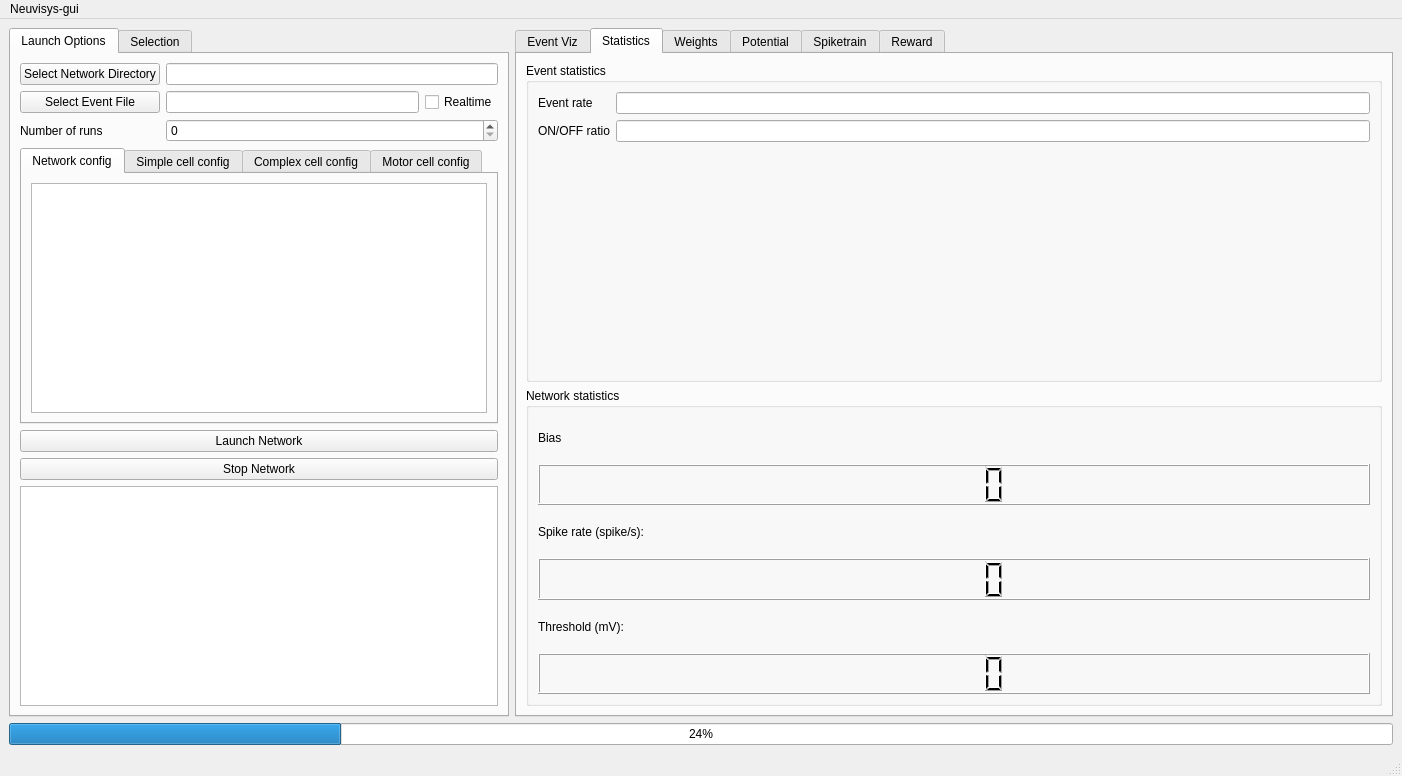
Before: the Qt Designer form src/gui/neuvisysgui.ui in comsee-research/Neuvisys, drawn with Qt 5.
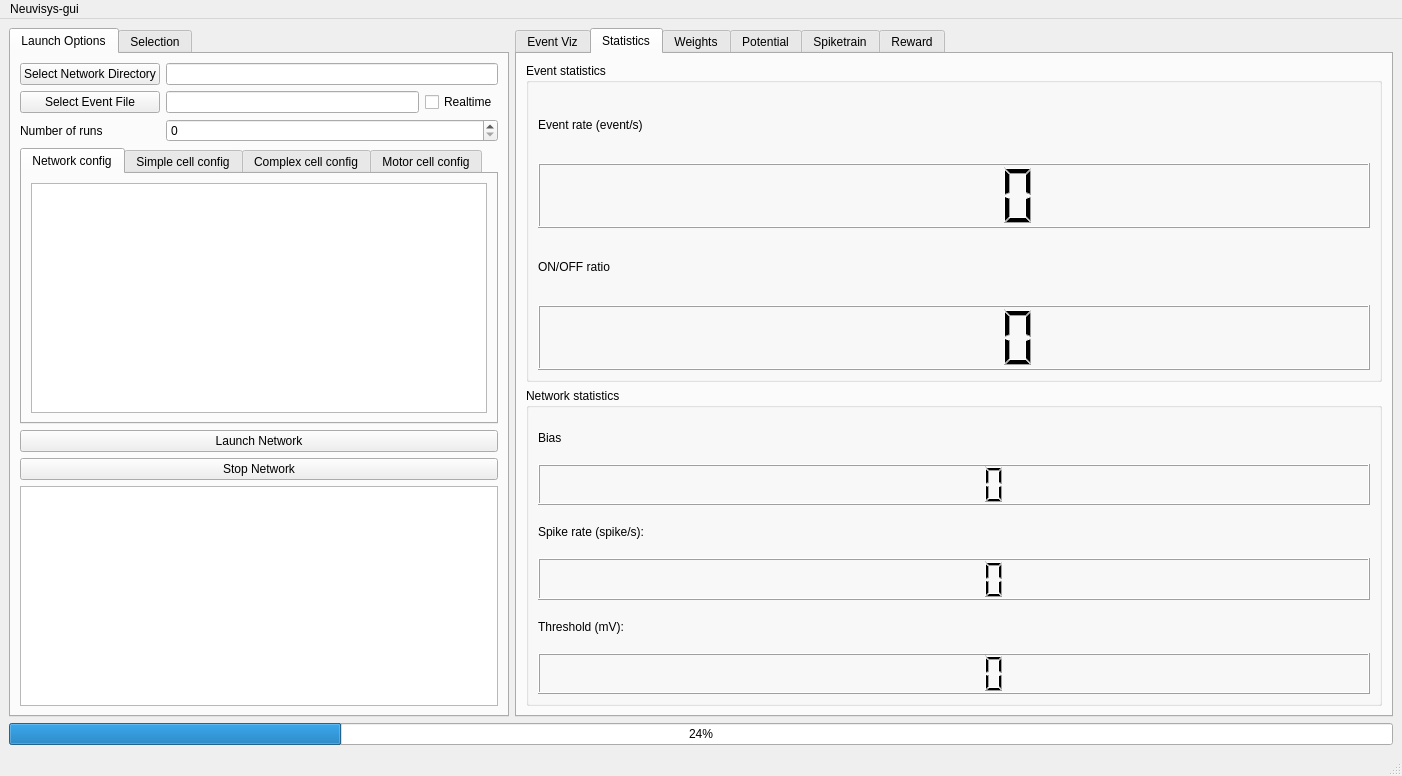
After: the same form once the commit is applied. Custom widgets are drawn as their Qt base class.

What changed in the file:
```diff
--- a/src/gui/neuvisysgui.ui
+++ b/src/gui/neuvisysgui.ui
@@ -90,35 +90,27 @@
           </property>
           <layout class="QGridLayout" name="gridLayout_4">
            <item row="0" column="0">
-            <layout class="QFormLayout" name="event_stats">
-             <item row="0" column="0">
-              <widget class="QLabel" name="label_event_rate">
-               <property name="text">
-                <string>Event rate</string>
-               </property>
-              </widget>
-             </item>
-             <item row="0" column="1">
-              <widget class="QLineEdit" name="text_event_rate">
-               <property name="readOnly">
-                <bool>true</bool>
-               </property>
-              </widget>
-             </item>
-             <item row="1" column="0">
+            <layout class="QGridLayout" name="gridLayout_22">
+             <item row="2" column="0">
               <widget class="QLabel" name="label_on_off_ratio">
                <property name="text">
                 <string>ON/OFF ratio</string>
                </property>
               </widget>
              </item>
-             <item row="1" column="1">
-              <widget class="QLineEdit" name="text_on_off_ratio">
-               <property name="readOnly">
-                <bool>true</bool>
+             <item row="0" column="0">
+              <widget class="QLabel" name="label_event_rate">
+               <property name="text">
+                <string>Event rate (event/s)</string>
                </property>
               </widget>
              </item>
+             <item row="1" column="0">
+              <widget class="QLCDNumber" name="lcd_event_rate"/>
+             </item>
+             <item row="3" column="0">
+              <widget class="QLCDNumber" name="lcd_on_off_ratio"/>
+             </item>
             </layout>
            </item>
           </layout>
```
Left out of the diff: 22 changed lines with no effect on the pictures.
